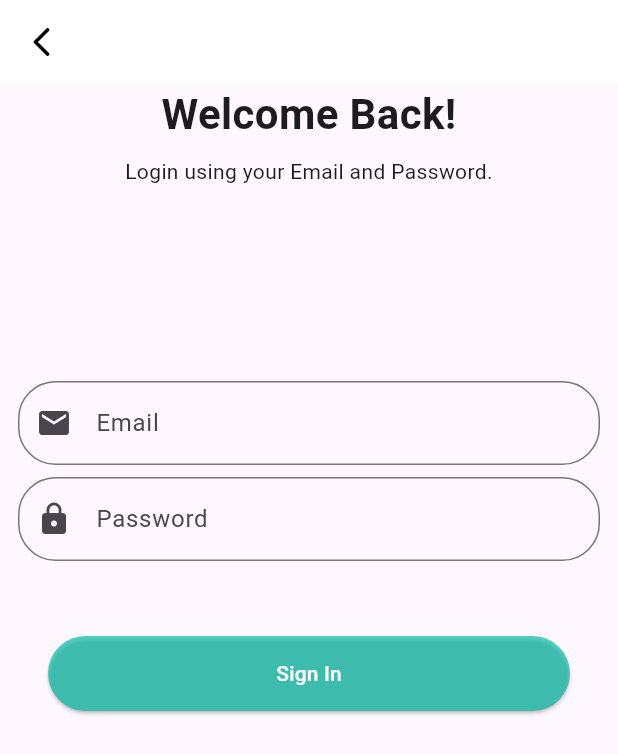
After one commit to rghvdev1/atmosphere, a Flutter app: the screen it shows after launch, after a tap on "Login", on a phone screen of 412 x 824 dp. The commit adds this screen. Shown: the top 754 px of the screen. Run offline on Flutter 3.47's test engine with Material 3 defaults, Android fonts, the phone set to English and light mode, and no system bars; our stand-ins replace cloud_firestore, firebase_auth, firebase_core, fl_chart, flutter_secure_storage, pie_chart; accounts and stored records are empty; generated files the repository leaves out were written again; network calls fail.

Commit message:
added firebase login/signup system

```diff
--- a/sdgproject/lib/main.dart
+++ b/sdgproject/lib/main.dart
@@ -1,16 +1,13 @@
+import 'package:firebase_auth/firebase_auth.dart';
 import 'package:flutter/material.dart';
-import 'package:sdgproject/footprintquiz.dart';
-import 'package:sdgproject/nav.dart';
-import 'package:sdgproject/pages/onboarding.dart';
+import 'package:sdgproject/firebase_options.dart';
+import 'package:sdgproject/pages/login/onboarding.dart';
+import 'package:firebase_core/firebase_core.dart';
 
-void main() {
-  runApp(const MyApp());
+final FirebaseAuth _auth = FirebaseAuth.instance;
+UserCredential? userCredential;
+void main() async {
+  WidgetsFlutterBinding.ensureInitialized();
+  await Firebase.initializeApp(options: DefaultFirebaseOptions.currentPlatform);
+  runApp(const MaterialApp(home: Onboarding()));
 }
-
-class MyApp extends StatelessWidget {
-  const MyApp({super.key});
-  @override
-  Widget build(BuildContext context) {
-    return const MaterialApp(home: Onboarding());
-  }
-}
--- /dev/null
+++ b/sdgproject/lib/pages/login/login.dart
@@ -0,0 +1,123 @@
+import 'package:firebase_auth/firebase_auth.dart';
+import 'package:flutter/material.dart';
+import 'package:flutter_secure_storage/flutter_secure_storage.dart';
+import 'package:sdgproject/nav.dart';
+
+FirebaseAuth auth = FirebaseAuth.instance;
+const storage = FlutterSecureStorage();
+
+class Login extends StatefulWidget {
+  const Login({Key? key}) : super(key: key);
+
+  @override
+  _LoginState createState() => _LoginState();
+}
+
+class _LoginState extends State<Login> {
+  final _emailLoginController = TextEditingController();
+  final _passwordLoginController = TextEditingController();
+
+  @override
+  Widget build(BuildContext context) {
+    return Scaffold(
+      extendBodyBehindAppBar: true,
+      appBar: AppBar(
+        leading: IconButton(
+          icon: Icon(
+            Icons.arrow_back_ios_rounded,
+            color: Colors.black,
+          ),
+          onPressed: () {
+            Navigator.pop(context);
+          },
+        ),
+        backgroundColor: Colors.white,
+        elevation: 0,
+      ),
+      body: SafeArea(
+        child: Center(
+            child: Padding(
+          padding: const EdgeInsets.fromLTRB(12, 0, 12, 0),
+          child: Column(
+            mainAxisAlignment: MainAxisAlignment.start,
+            children: [
+              Text(
+                'Welcome Back!',
+                style: TextStyle(fontWeight: FontWeight.bold, fontSize: 28.0),
+                textAlign: TextAlign.center,
+              ),
+              SizedBox(
+                height: 8,
+              ),
+              Text('Login using your Email and Password.',
+                  textAlign: TextAlign.center),
+              Padding(
+                padding: const EdgeInsets.only(top: 130.0),
+                child: TextField(
+                  controller: _emailLoginController,
+                  decoration: const InputDecoration(
+                    border: OutlineInputBorder(
+                        borderRadius: BorderRadius.all(Radius.circular(25.0))),
+                    prefixIcon: Icon(Icons.email),
+                    hintText: 'Email',
+                  ),
+                ),
+              ),
+              SizedBox(height: 8),
+              TextField(
+                controller: _passwordLoginController,
+                obscureText: true,
+                decoration: const InputDecoration(
+                  border: OutlineInputBorder(
+                      borderRadius: BorderRadius.all(Radius.circular(25.0))),
+                  prefixIcon: Icon(Icons.lock),
+                  hintText: 'Password',
+                ),
+              ),
+              Padding(
+                padding: const EdgeInsets.fromLTRB(20, 50, 20, 0),
+                child: ElevatedButton(
+                    style: ElevatedButton.styleFrom(
+                        minimumSize: const Size.fromHeight(50),
+                        primary: Color(0xAA00BFA6),
+                        shape: RoundedRectangleBorder(
+                            borderRadius:
+                                BorderRadius.all(Radius.circular(28)))),
+                    onPressed: signInWithEmail,
+                    child: const Text(
+                      'Sign In',
+                      style: TextStyle(color: Colors.white),
+                    )),
+              ),
+            ],
+          ),
+        )),
+      ),
+    );
+  }
+
+  Future signInWithEmail() async {
+    try {
+      UserCredential userCredential = await auth.signInWithEmailAndPassword(
+          email: _emailLoginController.text,
+          password: _passwordLoginController.text);
+
+      await storage.write(key: 'email', value: _emailLoginController.text);
+      await storage.write(
+          key: 'password', value: _passwordLoginController.text);
+      print('signed in ${userCredential.user!.uid}');
+      Navigator.push(
+          context,
+          MaterialPageRoute(
+              builder: (context) =>
+                  // WithFabButton(user1: userCredential.user!.uid),
+                  Nav()));
+    } on FirebaseAuthException catch (e) {
+      if (e.code == 'user-not-found') {
+        print('No user found for that email.');
+      } else if (e.code == 'wrong-password') {
+        print('Wrong password provided for that user.');
+      }
+    }
+  }
+}
--- a/sdgproject/lib/pages/onboarding.dart
+++ b/sdgproject/lib/pages/login/onboarding.dart
@@ -1,6 +1,6 @@
 import 'package:flutter/material.dart';
-import 'package:sdgproject/nav.dart';
-import 'package:sdgproject/pages/home.dart';
+import 'package:sdgproject/pages/login/login.dart';
+import 'package:sdgproject/pages/login/signup.dart';
 
 class Onboarding extends StatefulWidget {
   const Onboarding({super.key});
@@ -17,45 +17,66 @@ class _OnboardingState extends State<Onboarding> {
       child: Padding(
         padding: const EdgeInsets.fromLTRB(12, 0, 12, 65),
         child: Column(mainAxisAlignment: MainAxisAlignment.end, children: [
-          SizedBox(height: 80),
-          Text(
+          const SizedBox(height: 80),
+          const Text(
             'welcome to',
             style: TextStyle(fontSize: 28.0, fontWeight: FontWeight.w500),
           ),
-          Text(
+          const Text(
             'atmosphere',
             style: TextStyle(fontSize: 32.0, fontWeight: FontWeight.bold),
           ),
-          SizedBox(
+          // SizedBox(
+          //   height: 30,
+          // ),
+          // Text(
+          //   'Your personal sustainability guide.',
+          //   style: TextStyle(fontSize: 16.0),
+          // ),
+          const SizedBox(
             height: 75,
           ),
-          // Text(
-          //   'A place to keep your data safe.',
-          //   style: TextStyle(fontSize: 16.0),
-          // ),
           Image.asset('assets/environment2.png'),
-          Spacer(),
+          const Spacer(),
           ElevatedButton(
               style: ElevatedButton.styleFrom(
                   minimumSize: const Size.fromHeight(50),
-                  primary: Color(0xAA00BFA6),
-                  shape: RoundedRectangleBorder(
+                  primary: const Color(0xAA00BFA6),
+                  shape: const RoundedRectangleBorder(
                       borderRadius: BorderRadius.all(Radius.circular(20)))
                   // padding: const EdgeInsets.fromLTRB(15, 0, 15, 32)
                   ),
               onPressed: () {
                 Navigator.push(
                   context,
-                  MaterialPageRoute(builder: (context) => Nav()),
+                  MaterialPageRoute(builder: (context) => Login()),
                 );
               },
               child: const Text(
-                'Continue',
+                'Login',
                 style: TextStyle(color: Colors.white),
               )),
-          SizedBox(
-            height: 20,
-          )
+          const SizedBox(
+            height: 10,
+          ),
+          ElevatedButton(
+              style: ElevatedButton.styleFrom(
+                  minimumSize: const Size.fromHeight(50),
+                  backgroundColor: const Color(0xAA00BFA6),
+                  shape: const RoundedRectangleBorder(
+                      borderRadius: BorderRadius.all(Radius.circular(20)))
+                  // padding: const EdgeInsets.fromLTRB(15, 0, 15, 32)
+                  ),
+              onPressed: () {
+                Navigator.push(
+                  context,
+                  MaterialPageRoute(builder: (context) => Signup()),
+                );
+              },
+              child: const Text(
+                'Sign Up',
+                style: TextStyle(color: Colors.white),
+              )),
         ]),
       ),
     ));
--- a/sdgproject/pubspec.yaml
+++ b/sdgproject/pubspec.yaml
@@ -37,6 +37,10 @@ dependencies:
   cupertino_icons: ^1.0.2
   pie_chart: ^5.4.0
   fl_chart: ^0.66.0
+  firebase_auth: ^4.15.3
+  cloud_firestore: ^4.13.6
+  flutter_secure_storage: ^9.0.0
+  firebase_core: ^2.24.2
 
 dev_dependencies:
   flutter_test:
```
Also changed, not shown: sdgproject/lib/nav.dart (+12 -2 lines), sdgproject/lib/pages/challenges.dart (+13 -11 lines), sdgproject/lib/pages/home.dart (+31 -8 lines), sdgproject/lib/pages/login/signup.dart (added, +228 -0 lines), sdgproject/lib/pages/profile.dart (+6 -9 lines), sdgproject/pubspec.lock, 22 other files.
